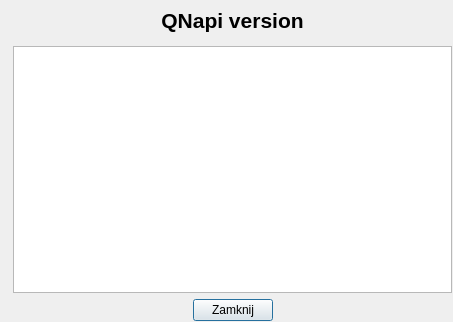
First picture: the form in ui/frmabout.ui, repository QNapi/qnapi, before the edit.
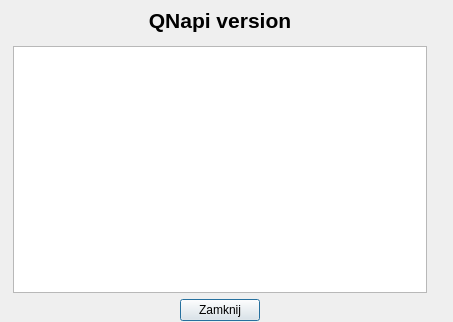
Second picture: the form after the edit. Icons and pictures are not drawn.

Commit message: Dodany spacer z prawej strony okna

The edit to the form file:
```diff
--- a/ui/frmabout.ui
+++ b/ui/frmabout.ui
@@ -92,8 +92,8 @@
         <property name="html" >
          <string>&lt;html>&lt;head>&lt;meta name="qrichtext" content="1" />&lt;style type="text/css">
 p, li { white-space: pre-wrap; }
-&lt;/style>&lt;/head>&lt;body style=" font-family:'Sans Serif'; font-size:10pt; font-weight:400; font-style:normal;">
-&lt;p style="-qt-paragraph-type:empty; margin-top:12px; margin-bottom:12px; margin-left:0px; margin-right:0px; -qt-block-indent:0; text-indent:0px;">&lt;/p>&lt;/body>&lt;/html></string>
+&lt;/style>&lt;/head>&lt;body style=" font-family:'Lucida Grande'; font-size:13pt; font-weight:400; font-style:normal;">
+&lt;p style="-qt-paragraph-type:empty; margin-top:12px; margin-bottom:12px; margin-left:0px; margin-right:0px; -qt-block-indent:0; text-indent:0px; font-family:'Sans Serif'; font-size:10pt;">&lt;/p>&lt;/body>&lt;/html></string>
         </property>
         <property name="acceptRichText" >
          <bool>true</bool>
@@ -145,6 +145,22 @@
       </item>
      </layout>
     </item>
+    <item>
+     <spacer>
+      <property name="orientation" >
+       <enum>Qt::Horizontal</enum>
+      </property>
+      <property name="sizeType" >
+       <enum>QSizePolicy::Fixed</enum>
+      </property>
+      <property name="sizeHint" >
+       <size>
+        <width>25</width>
+        <height>20</height>
+       </size>
+      </property>
+     </spacer>
+    </item>
    </layout>
   </widget>
  </widget>
```
